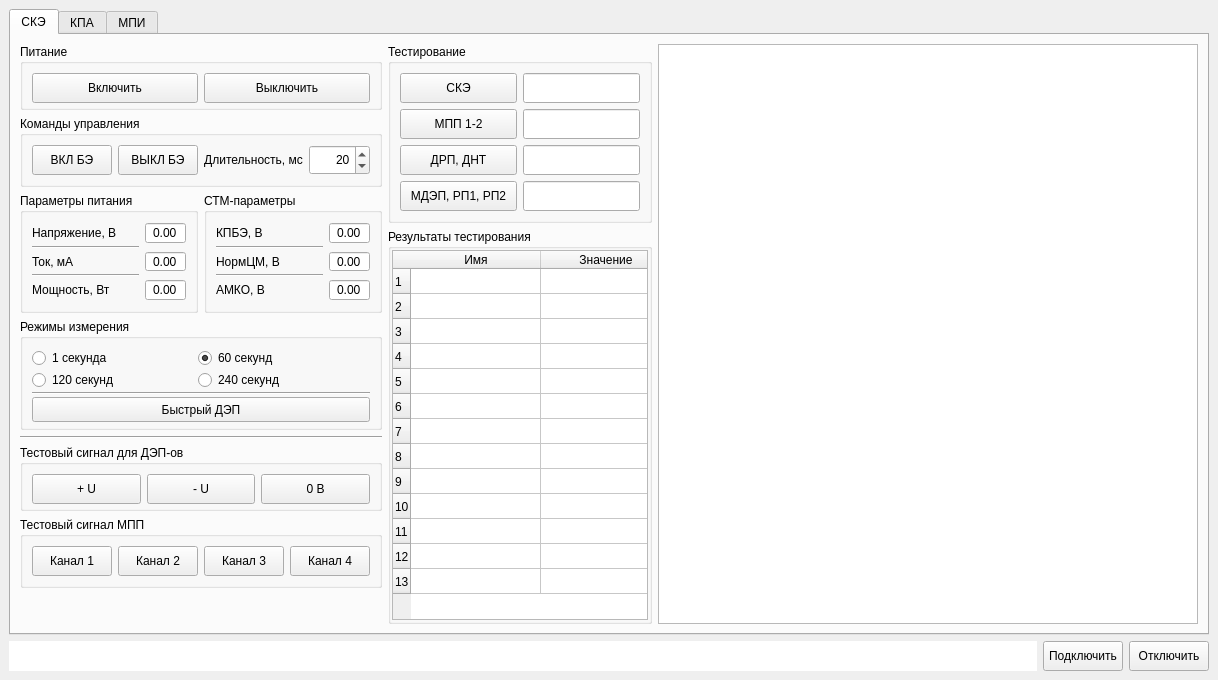
Qt form main_win.ui (a-styuf/kpa_be_ske_lr) before a commit.
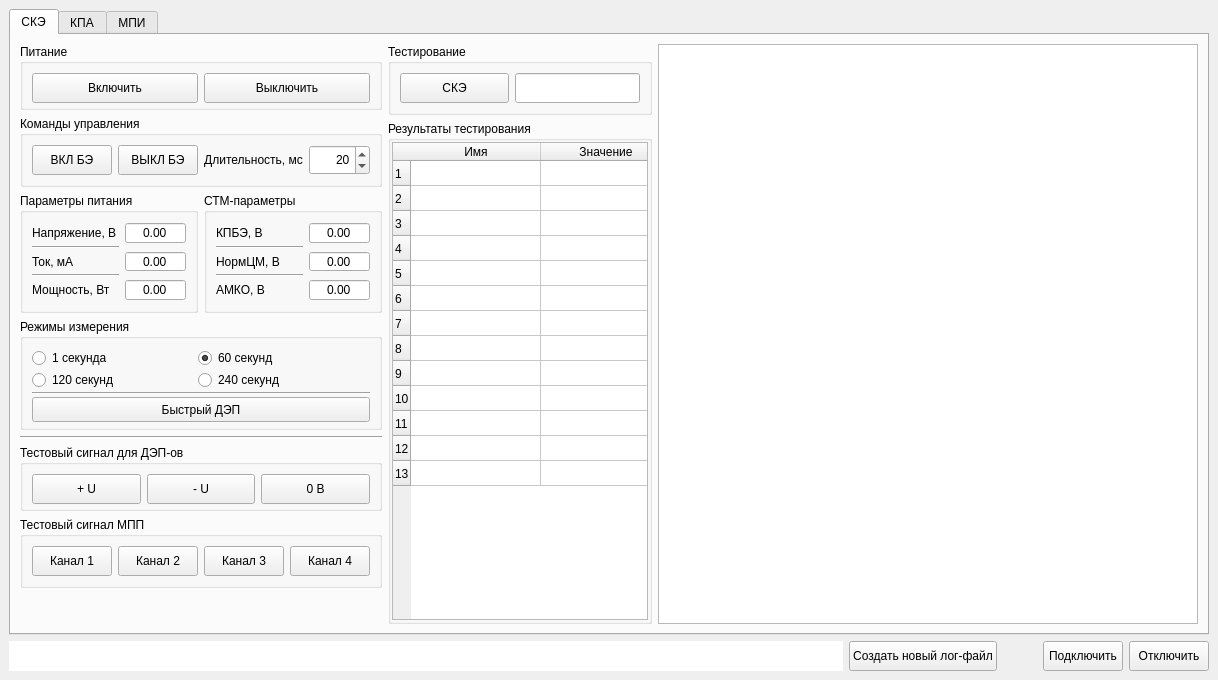
The same form after that commit. The open tabs and pages were chosen to show the change.

What changed in the file:
```diff
--- a/main_win.ui
+++ b/main_win.ui
@@ -286,50 +286,6 @@
                    </property>
                   </widget>
                  </item>
-                 <item row="2" column="1">
-                  <widget class="QDoubleSpinBox" name="SKE_powUDSBox">
-                   <property name="sizePolicy">
-                    <sizepolicy hsizetype="Minimum" vsizetype="Minimum">
-                     <horstretch>0</horstretch>
-                     <verstretch>0</verstretch>
-                    </sizepolicy>
-                   </property>
-                   <property name="minimumSize">
-                    <size>
-                     <width>30</width>
-                     <height>20</height>
-                    </size>
-                   </property>
-                   <property name="alignment">
-                    <set>Qt::AlignCenter</set>
-                   </property>
-                   <property name="buttonSymbols">
-                    <enum>QAbstractSpinBox::NoButtons</enum>
-                   </property>
-                  </widget>
-                 </item>
-                 <item row="0" column="1">
-                  <widget class="QDoubleSpinBox" name="SKE_powIDSBox">
-                   <property name="sizePolicy">
-                    <sizepolicy hsizetype="Minimum" vsizetype="Minimum">
-                     <horstretch>0</horstretch>
-                     <verstretch>0</verstretch>
-                    </sizepolicy>
-                   </property>
-                   <property name="minimumSize">
-                    <size>
-                     <width>30</width>
-                     <height>20</height>
-                    </size>
-                   </property>
-                   <property name="alignment">
-                    <set>Qt::AlignCenter</set>
-                   </property>
-                   <property name="buttonSymbols">
-                    <enum>QAbstractSpinBox::NoButtons</enum>
-                   </property>
-                  </widget>
-                 </item>
                  <item row="4" column="1">
                   <widget class="QDoubleSpinBox" name="SKE_powWDSBox">
                    <property name="sizePolicy">
@@ -350,6 +306,9 @@
                    <property name="buttonSymbols">
                     <enum>QAbstractSpinBox::NoButtons</enum>
                    </property>
+                   <property name="maximum">
+                    <double>10000.000000000000000</double>
+                   </property>
                   </widget>
                  </item>
                  <item row="3" column="0">
@@ -378,6 +337,56 @@
                    </property>
                   </widget>
                  </item>
+                 <item row="2" column="1">
+                  <widget class="QDoubleSpinBox" name="SKE_powIDSBox">
+                   <property name="sizePolicy">
+                    <sizepolicy hsizetype="Minimum" vsizetype="Minimum">
+                     <horstretch>0</horstretch>
+                     <verstretch>0</verstretch>
+                    </sizepolicy>
+                   </property>
+                   <property name="minimumSize">
+                    <size>
+                     <width>30</width>
+                     <height>20</height>
+                    </size>
+                   </property>
+                   <property name="alignment">
+                    <set>Qt::AlignCenter</set>
+                   </property>
+                   <property name="buttonSymbols">
+                    <enum>QAbstractSpinBox::NoButtons</enum>
+                   </property>
+                   <property name="maximum">
+                    <double>10000.000000000000000</double>
+                   </property>
+                  </widget>
+                 </item>
+                 <item row="0" column="1">
+                  <widget class="QDoubleSpinBox" name="SKE_powUDSBox">
+                   <property name="sizePolicy">
+                    <sizepolicy hsizetype="Minimum" vsizetype="Minimum">
+                     <horstretch>0</horstretch>
+                     <verstretch>0</verstretch>
+                    </sizepolicy>
+                   </property>
+                   <property name="minimumSize">
+                    <size>
+                     <width>30</width>
+                     <height>20</height>
+                    </size>
+                   </property>
+                   <property name="alignment">
+                    <set>Qt::AlignCenter</set>
+                   </property>
+                   <property name="buttonSymbols">
+                    <enum>QAbstractSpinBox::NoButtons</enum>
+                   </property>
+                   <property name="maximum">
+                    <double>10000.000000000000000</double>
+                   </property>
+                  </widget>
+                 </item>
                 </layout>
                </widget>
               </item>
@@ -402,8 +411,21 @@
                  <property name="verticalSpacing">
                   <number>2</number>
                  </property>
-                 <item row="4" column="0">
-                  <widget class="QLabel" name="label_16">
+                 <item row="3" column="0">
+                  <widget class="QLabel" name="SKE_stmNormCM_Label">
+                   <property name="sizePolicy">
+                    <sizepolicy hsizetype="Expanding" vsizetype="Preferred">
+                     <horstretch>0</horstretch>
+                     <verstretch>0</verstretch>
+                    </sizepolicy>
+                   </property>
+                   <property name="text">
+                    <string>НормЦМ, В</string>
+                   </property>
+                  </widget>
+                 </item>
+                 <item row="5" column="0">
+                  <widget class="QLabel" name="SKE_stmAMKO_Label">
                    <property name="sizePolicy">
                     <sizepolicy hsizetype="Expanding" vsizetype="Preferred">
                      <horstretch>0</horstretch>
@@ -435,6 +457,9 @@
                    <property name="buttonSymbols">
                     <enum>QAbstractSpinBox::NoButtons</enum>
                    </property>
+                   <property name="maximum">
+                    <double>10000.000000000000000</double>
+                   </property>
                   </widget>
                  </item>
                  <item row="0" column="0">
@@ -450,22 +475,9 @@
                    </property>
                   </widget>
                  </item>
-                 <item row="2" column="0">
-                  <widget class="QLabel" name="label_18">
+                 <item row="5" column="1">
+                  <widget class="QDoubleSpinBox" name="SKE_stm_AMKO_DSBox">
                    <property name="sizePolicy">
-                    <sizepolicy hsizetype="Expanding" vsizetype="Preferred">
-                     <horstretch>0</horstretch>
-                     <verstretch>0</verstretch>
-                    </sizepolicy>
-                   </property>
-                   <property name="text">
-                    <string>НормЦМ, В</string>
-                   </property>
-                  </widget>
-                 </item>
-                 <item row="2" column="1">
-                  <widget class="QDoubleSpinBox" name="doubleSpinBox_17">
-                   <property name="sizePolicy">
                     <sizepolicy hsizetype="Minimum" vsizetype="Minimum">
                      <horstretch>0</horstretch>
                      <verstretch>0</verstretch>
@@ -483,44 +495,12 @@
                    <property name="buttonSymbols">
                     <enum>QAbstractSpinBox::NoButtons</enum>
                    </property>
-                  </widget>
-                 </item>
-                 <item row="4" column="1">
-                  <widget class="QDoubleSpinBox" name="doubleSpinBox_18">
-                   <property name="sizePolicy">
-                    <sizepolicy hsizetype="Minimum" vsizetype="Minimum">
-                     <horstretch>0</horstretch>
-                     <verstretch>0</verstretch>
-                    </sizepolicy>
+                   <property name="maximum">
+                    <double>10000.000000000000000</double>
                    </property>
-                   <property name="minimumSize">
-                    <size>
-                     <width>30</width>
-                     <height>20</height>
-                    </size>
-                   </property>
-                   <property name="alignment">
-                    <set>Qt::AlignCenter</set>
-                   </property>
-                   <property name="buttonSymbols">
-                    <enum>QAbstractSpinBox::NoButtons</enum>
-                   </property>
                   </widget>
                  </item>
-                 <item row="1" column="0">
-                  <widget class="Line" name="line_14">
-                   <property name="sizePolicy">
-                    <sizepolicy hsizetype="Minimum" vsizetype="Fixed">
-                     <horstretch>0</horstretch>
-                     <verstretch>0</verstretch>
-                    </sizepolicy>
-                   </property>
-                   <property name="orientation">
-                    <enum>Qt::Horizontal</enum>
-                   </property>
-                  </widget>
-                 </item>
-                 <item row="3" column="0">
+                 <item row="4" column="0">
                   <widget class="Line" name="line_15">
                    <property name="sizePolicy">
                     <sizepolicy hsizetype="Minimum" vsizetype="Fixed">
@@ -533,6 +513,44 @@
                    </property>
                   </widget>
                  </item>
+                 <item row="2" column="0">
+                  <widget class="Line" name="line_14">
+                   <property name="sizePolicy">
+                    <sizepolicy hsizetype="Minimum" vsizetype="Fixed">
+                     <horstretch>0</horstretch>
+                     <verstretch>0</verstretch>
+                    </sizepolicy>
+                   </property>
+                   <property name="orientation">
+                    <enum>Qt::Horizontal</enum>
+                   </property>
+                  </widget>
+                 </item>
+                 <item row="3" column="1">
+                  <widget class="QDoubleSpinBox" name="SKE_stm_NormCM_DSBox">
+                   <property name="sizePolicy">
+                    <sizepolicy hsizetype="Minimum" vsizetype="Minimum">
+                     <horstretch>0</horstretch>
+                     <verstretch>0</verstretch>
+                    </sizepolicy>
+                   </property>
+                   <property name="minimumSize">
+                    <size>
+                     <width>30</width>
+                     <height>20</height>
+                    </size>
+                   </property>
+                   <property name="alignment">
+                    <set>Qt::AlignCenter</set>
+                   </property>
+                   <property name="buttonSymbols">
+                    <enum>QAbstractSpinBox::NoButtons</enum>
+                   </property>
+                   <property name="maximum">
+                    <double>10000.000000000000000</double>
+                   </property>
+                  </widget>
+                 </item>
                 </layout>
                </widget>
               </item>
@@ -865,7 +883,7 @@
               <property name="minimumSize">
                <size>
                 <width>250</width>
-                <height>150</height>
+                <height>50</height>
                </size>
               </property>
               <property name="title">
@@ -875,6 +893,30 @@
                <property name="sizeConstraint">
                 <enum>QLayout::SetMinimumSize</enum>
                </property>
+               <item row="0" column="1">
+                <widget class="QLineEdit" name="SKE_SkeTestLEdit">
+                 <property name="sizePolicy">
+                  <sizepolicy hsizetype="Minimum" vsizetype="Fixed">
+                   <horstretch>0</horstretch>
+                   <verstretch>0</verstretch>
+                  </sizepolicy>
+                 </property>
+                 <property name="minimumSize">
+                  <size>
+                   <width>100</width>
+                   <height>30</height>
+                  </size>
+                 </property>
+                 <property name="font">
+                  <font>
+                   <pointsize>10</pointsize>
+                  </font>
+                 </property>
+                 <property name="alignment">
+                  <set>Qt::AlignCenter</set>
+                 </property>
+                </widget>
+               </item>
                <item row="0" column="0">
                 <widget class="QPushButton" name="SKE_SkeTestPButt">
                  <property name="sizePolicy">
@@ -894,132 +936,17 @@
                  </property>
                 </widget>
                </item>
-               <item row="3" column="0">
-                <widget class="QPushButton" name="SKE_MdepTestPButt">
-                 <property name="sizePolicy">
-                  <sizepolicy hsizetype="Minimum" vsizetype="Minimum">
-                   <horstretch>0</horstretch>
-                   <verstretch>0</verstretch>
-                  </sizepolicy>
-                 </property>
-                 <property name="minimumSize">
-                  <size>
-                   <width>0</width>
-                   <height>30</height>
-                  </size>
-                 </property>
-                 <property name="text">
-                  <string>МДЭП, РП1, РП2</string>
-                 </property>
-                </widget>
-               </item>
-               <item row="1" column="1">
-                <widget class="QLineEdit" name="SKE_MPP12TestLEdit">
-                 <property name="sizePolicy">
-                  <sizepolicy hsizetype="Minimum" vsizetype="Fixed">
-                   <horstretch>0</horstretch>
-                   <verstretch>0</verstretch>
-                  </sizepolicy>
-                 </property>
-                 <property name="minimumSize">
-                  <size>
-                   <width>100</width>
-                   <height>30</height>
-                  </size>
-                 </property>
-                </widget>
-               </item>
-               <item row="0" column="1">
-                <widget class="QLineEdit" name="SKE_SkeTestLEdit">
-                 <property name="sizePolicy">
-                  <sizepolicy hsizetype="Minimum" vsizetype="Fixed">
-                   <horstretch>0</horstretch>
-                   <verstretch>0</verstretch>
-                  </sizepolicy>
-                 </property>
-                 <property name="minimumSize">
-                  <size>
-                   <width>100</width>
-                   <height>30</height>
-                  </size>
-                 </property>
-                </widget>
-               </item>
-               <item row="2" column="0">
-                <widget class="QPushButton" name="SKE_DrpDntTestPButt">
-                 <property name="sizePolicy">
-                  <sizepolicy hsizetype="Minimum" vsizetype="Minimum">
-                   <horstretch>0</horstretch>
-                   <verstretch>0</verstretch>
-                  </sizepolicy>
-                 </property>
-                 <property name="minimumSize">
-                  <size>
-                   <width>0</width>
-                   <height>30</height>
-                  </size>
-                 </property>
-                 <property name="text">
-                  <string>ДРП, ДНТ</string>
-                 </property>
-                </widget>
-               </item>
-               <item row="1" column="0">
-                <widget class="QPushButton" name="SKE_MPP12TestPButt">
-                 <property name="sizePolicy">
-                  <sizepolicy hsizetype="Minimum" vsizetype="Minimum">
-                   <horstretch>0</horstretch>
-                   <verstretch>0</verstretch>
-                  </sizepolicy>
-                 </property>
-                 <property name="minimumSize">
-                  <size>
-                   <width>0</width>
-                   <height>30</height>
-                  </size>
-                 </property>
-                 <property name="text">
-                  <string>МПП 1-2</string>
-                 </property>
-                </widget>
-               </item>
-               <item row="2" column="1">
-                <widget class="QLineEdit" name="SKE_DrpDntTestLEdit">
-                 <property name="sizePolicy">
-                  <sizepolicy hsizetype="Minimum" vsizetype="Fixed">
-                   <horstretch>0</horstretch>
-                   <verstretch>0</verstretch>
-                  </sizepolicy>
-                 </property>
-                 <property name="minimumSize">
-                  <size>
-                   <width>100</width>
-                   <height>30</height>
-                  </size>
-                 </property>
-                </widget>
-               </item>
-               <item row="3" column="1">
-                <widget class="QLineEdit" name="SKE_MdepTestLEdit">
-                 <property name="sizePolicy">
-                  <sizepolicy hsizetype="Minimum" vsizetype="Fixed">
-                   <horstretch>0</horstretch>
-                   <verstretch>0</verstretch>
-                  </sizepolicy>
-                 </property>
-                 <property name="minimumSize">
-                  <size>
-                   <width>100</width>
-                   <height>30</height>
-                  </size>
-                 </property>
-                </widget>
-               </item>
               </layout>
              </widget>
             </item>
             <item>
              <widget class="QGroupBox" name="SKE_testResultGBox">
+              <property name="sizePolicy">
+               <sizepolicy hsizetype="Preferred" vsizetype="Expanding">
+                <horstretch>0</horstretch>
+                <verstretch>0</verstretch>
+               </sizepolicy>
+              </property>
               <property name="title">
                <string>Результаты тестирования</string>
               </property>
@@ -2234,6 +2161,35 @@
         </property>
        </widget>
       </item>
+      <item>
+       <widget class="QPushButton" name="logsUpdatePButt">
+        <property name="minimumSize">
+         <size>
+          <width>0</width>
+          <height>30</height>
+         </size>
+        </property>
+        <property name="text">
+         <string>Создать новый лог-файл</string>
+        </property>
+       </widget>
+      </item>
+      <item>
+       <spacer name="horizontalSpacer">
+        <property name="orientation">
+         <enum>Qt::Horizontal</enum>
+        </property>
+        <property name="sizeType">
+         <enum>QSizePolicy::Minimum</enum>
+        </property>
+        <property name="sizeHint" stdset="0">
+         <size>
+          <width>40</width>
+          <height>20</height>
+         </size>
+        </property>
+       </spacer>
+      </item>
       <item>
        <widget class="QPushButton" name="connectPButt">
         <property name="minimumSize">
```
Left out of the diff: 43 changed lines with no effect on the pictures.
